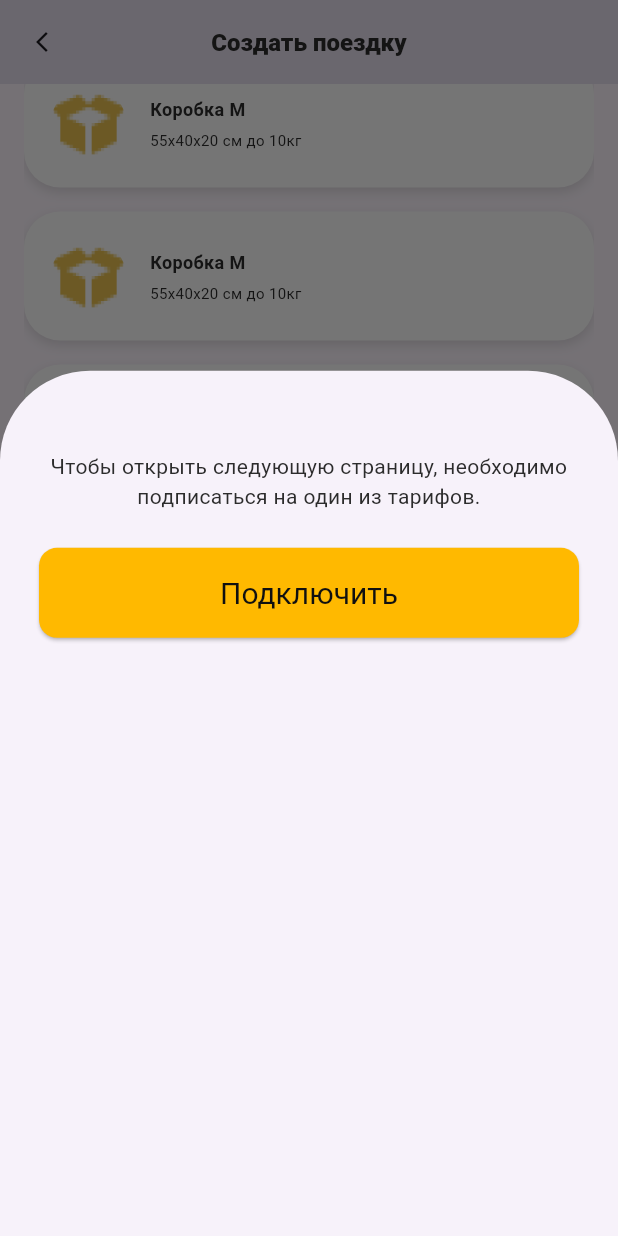
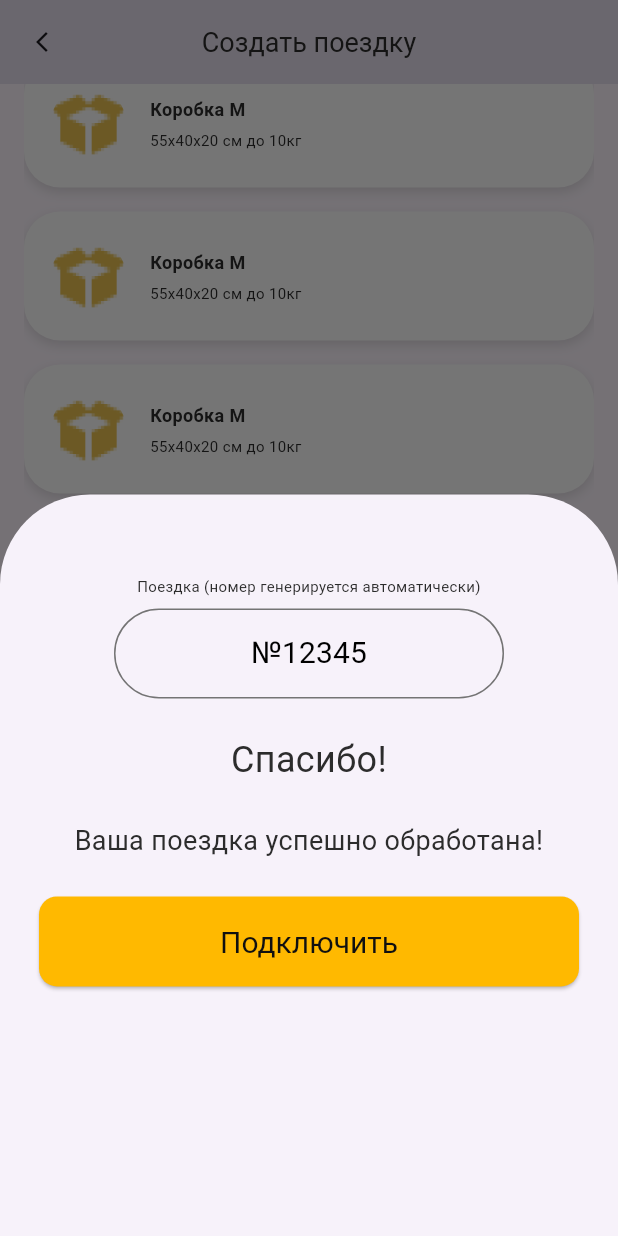
Before and after one commit to erjigit12/aist_cargo, a Flutter app: the PlaceOrderPage screen opened by its route, scrolled down 952 dp, after a tap on "Оформить", on a phone screen of 412 x 824 dp. Run offline on Flutter 3.47's test engine with Material 3 defaults, Android fonts, the phone set to English and light mode, and no system bars; our stand-ins replace flutter_bloc, flutter_svg, get_it.

Commit message:
bottom sheet added

```diff
--- a/lib/src/core/constants/text_styles.dart
+++ b/lib/src/core/constants/text_styles.dart
@@ -57,12 +57,22 @@ class AppTextStyles {
   );
 
   static const f18w400 = TextStyle(
-    fontWeight: FontWeight.w800,
-    fontSize: 16,
+    fontWeight: FontWeight.w400,
+    fontSize: 18,
   );
 
   static const f20w400 = TextStyle(
     fontWeight: FontWeight.w400,
     fontSize: 20,
   );
+
+  static const f20w500 = TextStyle(
+    fontWeight: FontWeight.w400,
+    fontSize: 20,
+  );
+
+  static const f24w400 = TextStyle(
+    fontWeight: FontWeight.w400,
+    fontSize: 24,
+  );
 }
--- a/lib/src/feature/deliver/presentation/pages/place_order_page.dart
+++ b/lib/src/feature/deliver/presentation/pages/place_order_page.dart
@@ -204,17 +204,60 @@ class _PlaceOrderPageState extends State<PlaceOrderPage> {
       isScrollControlled: true,
       builder: (context) {
         return FractionallySizedBox(
-          heightFactor: 0.7,
+          heightFactor: 0.6,
           child: Padding(
             padding: const EdgeInsets.symmetric(horizontal: 26, vertical: 24),
             child: Column(
               crossAxisAlignment: CrossAxisAlignment.center,
               children: [
-                const SizedBox(height: 30),
+                30.h,
                 Text(
-                  'Чтобы открыть следующую страницу, необходимо подписаться на один из тарифов.',
+                  'Поездка (номер генерируется автоматически)',
                   textAlign: TextAlign.center,
-                  style: AppTextStyles.f14w400.copyWith(
+                  style: AppTextStyles.f10w400.copyWith(
+                    color: AppColors.textColor,
+                  ),
+                ),
+                8.h,
+                Padding(
+                  padding: const EdgeInsets.symmetric(horizontal: 50),
+                  child: Row(
+                    children: [
+                      Expanded(
+                        child: OutlinedButton(
+                          style: OutlinedButton.styleFrom(
+                            fixedSize: const Size(
+                              double.infinity,
+                              60,
+                            ),
+                            side: const BorderSide(
+                                color: AppColors.greyBrightColor),
+                          ),
+                          child: Text(
+                            '№12345',
+                            style: AppTextStyles.f20w500.copyWith(
+                              color: AppColors.blackColor,
+                            ),
+                          ),
+                          onPressed: () {},
+                        ),
+                      ),
+                    ],
+                  ),
+                ),
+                24.h,
+                Text(
+                  'Спасибо!',
+                  textAlign: TextAlign.center,
+                  style: AppTextStyles.f24w400.copyWith(
+                    color: AppColors.textColor,
+                  ),
+                ),
+                24.h,
+                Text(
+                  'Ваша поездка успешно обработана!',
+                  textAlign: TextAlign.center,
+                  style: AppTextStyles.f18w400.copyWith(
                     color: AppColors.textColor,
                   ),
                 ),
```
